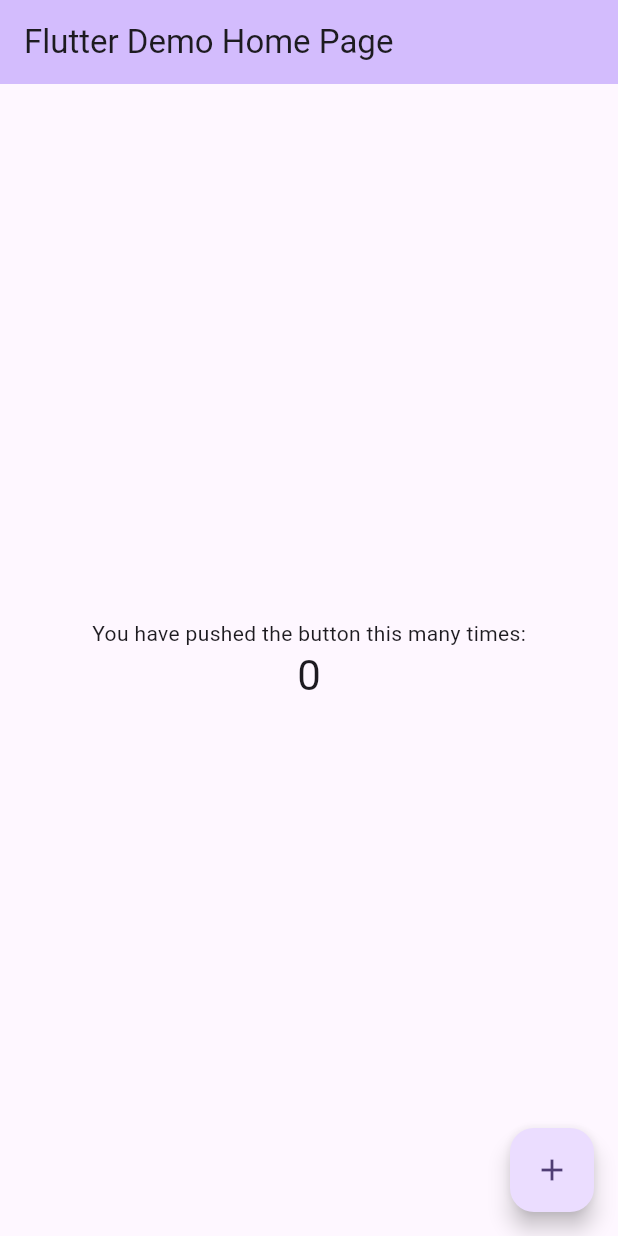
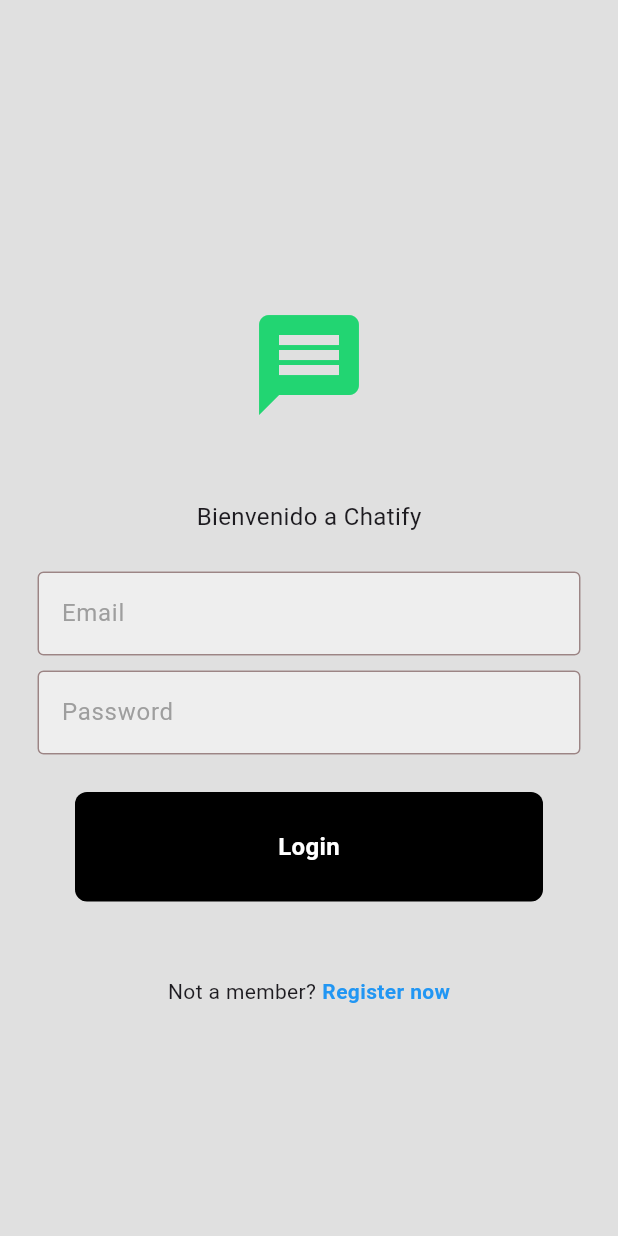
Before and after one commit to JesusLX/chatify, a Flutter app: the screen it shows after launch, on a phone screen of 412 x 824 dp. Run offline on Flutter 3.47's test engine with Material 3 defaults, Android fonts, the phone set to English and light mode, and no system bars; our stand-ins replace firebase_auth, firebase_core; accounts and stored records are empty.

Commit message:
login con firebase

```diff
--- /dev/null
+++ b/lib/components/my_button.dart
@@ -0,0 +1,33 @@
+import 'package:flutter/material.dart';
+
+class MyButton extends StatelessWidget {
+  final Function()? onTap;
+  final String text;
+  const MyButton({super.key, required this.onTap, required this.text});
+
+  @override
+  Widget build(BuildContext context) {
+    return GestureDetector(
+      onTap: onTap,
+      child: Container(
+        padding: const EdgeInsets.all(25),
+        margin: const EdgeInsets.symmetric(horizontal: 25),
+        decoration: BoxDecoration(
+          color: Colors.black,
+          borderRadius: BorderRadius.circular(8),
+        ),
+        child: Center(
+          child: Text(
+            text,
+            style: const TextStyle(
+              color: Colors.white,
+              fontWeight: FontWeight.bold,
+              fontSize: 16,
+            ),
+          ),
+        ),
+      ),
+    );
+  }
+
+}
--- /dev/null
+++ b/lib/components/my_text_field.dart
@@ -0,0 +1,33 @@
+import 'package:flutter/material.dart';
+
+class MyTextField extends StatelessWidget{
+  final TextEditingController controller;
+  final String hintText;
+  final bool obscureText;
+  const MyTextField({
+    super.key,
+    required this.controller,
+    required this.hintText,
+    required this.obscureText
+  }) ;
+
+  @override
+  Widget build(BuildContext context) {
+    return TextField(
+      controller: controller,
+      decoration: InputDecoration(
+        enabledBorder: const OutlineInputBorder(
+          borderSide: BorderSide(color: Color.fromARGB(255, 156, 133, 133)),
+        ),
+        focusedBorder: OutlineInputBorder(
+          borderSide: BorderSide(color: Colors.grey.shade400),
+        ),
+        fillColor: Colors.grey.shade200,
+        filled: true,
+        hintText: hintText,
+        hintStyle: const TextStyle(color: Colors.grey),
+      ),
+      obscureText: obscureText,
+    );
+  }
+}
--- a/lib/main.dart
+++ b/lib/main.dart
@@ -1,125 +1,26 @@
+import 'package:chatify/firebase_options.dart';
+import 'package:chatify/services/auth/auth_service.dart';
+import 'package:chatify/services/auth/login_or_register.dart';
+import 'package:firebase_core/firebase_core.dart';
 import 'package:flutter/material.dart';
+import 'package:provider/provider.dart';
 
-void main() {
-  runApp(const MyApp());
+void main() async{
+  WidgetsFlutterBinding.ensureInitialized();
+  await Firebase.initializeApp(options: DefaultFirebaseOptions.currentPlatform);
+  runApp(
+    ChangeNotifierProvider(create: (context)=> AuthService(), child: const MyApp())
+  );
 }
 
 class MyApp extends StatelessWidget {
   const MyApp({super.key});
 
-  // This widget is the root of your application.
   @override
   Widget build(BuildContext context) {
-    return MaterialApp(
-      title: 'Flutter Demo',
-      theme: ThemeData(
-        // This is the theme of your application.
-        //
-        // TRY THIS: Try running your application with "flutter run". You'll see
-        // the application has a purple toolbar. Then, without quitting the app,
-        // try changing the seedColor in the colorScheme below to Colors.green
-        // and then invoke "hot reload" (save your changes or press the "hot
-        // reload" button in a Flutter-supported IDE, or press "r" if you used
-        // the command line to start the app).
-        //
-        // Notice that the counter didn't reset back to zero; the application
-        // state is not lost during the reload. To reset the state, use hot
-        // restart instead.
-        //
-        // This works for code too, not just values: Most code changes can be
-        // tested with just a hot reload.
-        colorScheme: ColorScheme.fromSeed(seedColor: Colors.deepPurple),
-        useMaterial3: true,
-      ),
-      home: const MyHomePage(title: 'Flutter Demo Home Page'),
+    return const MaterialApp(
+      debugShowCheckedModeBanner: false,
+      home: LoginOrRegister(),
     );
   }
 }
-
-class MyHomePage extends StatefulWidget {
-  const MyHomePage({super.key, required this.title});
-
-  // This widget is the home page of your application. It is stateful, meaning
-  // that it has a State object (defined below) that contains fields that affect
-  // how it looks.
-
-  // This class is the configuration for the state. It holds the values (in this
-  // case the title) provided by the parent (in this case the App widget) and
-  // used by the build method of the State. Fields in a Widget subclass are
-  // always marked "final".
-
-  final String title;
-
-  @override
-  State<MyHomePage> createState() => _MyHomePageState();
-}
-
-class _MyHomePageState extends State<MyHomePage> {
-  int _counter = 0;
-
-  void _incrementCounter() {
-    setState(() {
-      // This call to setState tells the Flutter framework that something has
-      // changed in this State, which causes it to rerun the build method below
-      // so that the display can reflect the updated values. If we changed
-      // _counter without calling setState(), then the build method would not be
-      // called again, and so nothing would appear to happen.
-      _counter++;
-    });
-  }
-
-  @override
-  Widget build(BuildContext context) {
-    // This method is rerun every time setState is called, for instance as done
-    // by the _incrementCounter method above.
-    //
-    // The Flutter framework has been optimized to make rerunning build methods
-    // fast, so that you can just rebuild anything that needs updating rather
-    // than having to individually change instances of widgets.
-    return Scaffold(
-      appBar: AppBar(
-        // TRY THIS: Try changing the color here to a specific color (to
-        // Colors.amber, perhaps?) and trigger a hot reload to see the AppBar
-        // change color while the other colors stay the same.
-        backgroundColor: Theme.of(context).colorScheme.inversePrimary,
-        // Here we take the value from the MyHomePage object that was created by
-        // the App.build method, and use it to set our appbar title.
-        title: Text(widget.title),
-      ),
-      body: Center(
-        // Center is a layout widget. It takes a single child and positions it
-        // in the middle of the parent.
-        child: Column(
-          // Column is also a layout widget. It takes a list of children and
-          // arranges them vertically. By default, it sizes itself to fit its
-          // children horizontally, and tries to be as tall as its parent.
-          //
-          // Column has various properties to control how it sizes itself and
-          // how it positions its children. Here we use mainAxisAlignment to
-          // center the children vertically; the main axis here is the vertical
-          // axis because Columns are vertical (the cross axis would be
-          // horizontal).
-          //
-          // TRY THIS: Invoke "debug painting" (choose the "Toggle Debug Paint"
-          // action in the IDE, or press "p" in the console), to see the
-          // wireframe for each widget.
-          mainAxisAlignment: MainAxisAlignment.center,
-          children: <Widget>[
-            const Text(
-              'You have pushed the button this many times:',
-            ),
-            Text(
-              '$_counter',
-              style: Theme.of(context).textTheme.headlineMedium,
-            ),
-          ],
-        ),
-      ),
-      floatingActionButton: FloatingActionButton(
-        onPressed: _incrementCounter,
-        tooltip: 'Increment',
-        child: const Icon(Icons.add),
-      ), // This trailing comma makes auto-formatting nicer for build methods.
-    );
-  }
-}
--- /dev/null
+++ b/lib/pages/login_page.dart
@@ -0,0 +1,101 @@
+import 'package:chatify/components/my_button.dart';
+import 'package:chatify/components/my_text_field.dart';
+import 'package:chatify/services/auth/auth_service.dart';
+import 'package:flutter/material.dart';
+import 'package:provider/provider.dart';
+
+class LoginPage extends StatefulWidget {
+  final Function()? onTap;
+  const LoginPage({super.key, required this.onTap});
+
+  @override
+  State<LoginPage> createState() => _LoginPageState();
+}
+
+class _LoginPageState extends State<LoginPage> {
+  //Text controller
+  final TextEditingController emailController = TextEditingController();
+  final TextEditingController passwordController = TextEditingController();
+
+  //Sign in method
+  void logIn() async {
+    final authSercice = Provider.of<AuthService>(context, listen: false);
+
+    try {
+      await authSercice.signInWithEmailAndPassword(
+          emailController.text, passwordController.text);
+    } catch (e) {
+      ScaffoldMessenger.of(context).showSnackBar(
+        SnackBar(
+          content: Text(
+            e.toString(),
+          ),
+        ),
+      );
+    }
+  }
+
+  @override
+  Widget build(BuildContext context) {
+    return Scaffold(
+      backgroundColor: Colors.grey[300],
+      body: SafeArea(
+        child: Center(
+          child: Padding(
+            padding: const EdgeInsets.symmetric(horizontal: 25.0),
+            child: Column(
+              mainAxisAlignment: MainAxisAlignment.center,
+              children: [
+                const SizedBox(height: 50),
+                const Icon(
+                  Icons.message,
+                  size: 80,
+                  color: Color.fromARGB(255, 34, 213, 114),
+                ),
+                const SizedBox(height: 50),
+                const Text(
+                  "Bienvenido a Chatify",
+                  style: TextStyle(
+                    fontSize: 16,
+                  ),
+                ),
+                const SizedBox(height: 25),
+                MyTextField(
+                  controller: emailController,
+                  hintText: 'Email',
+                  obscureText: false,
+                ),
+                const SizedBox(height: 10),
+                MyTextField(
+                  controller: passwordController,
+                  hintText: 'Password',
+                  obscureText: true,
+                ),
+                const SizedBox(height: 25),
+                MyButton(text: 'Login', onTap: logIn),
+                const SizedBox(height: 50),
+                Row(
+                  mainAxisAlignment: MainAxisAlignment.center,
+                  children: [
+                    const Text('Not a member?'),
+                    const SizedBox(width: 4),
+                    GestureDetector(
+                      onTap: widget.onTap,
+                      child: const Text(
+                        'Register now',
+                        style: TextStyle(
+                          fontWeight: FontWeight.bold,
+                          color: Colors.blue,
+                        ),
+                      ),
+                    )
+                  ],
+                )
+              ],
+            ),
+          ),
+        ),
+      ),
+    );
+  }
+}
--- /dev/null
+++ b/lib/services/auth/auth_service.dart
@@ -0,0 +1,15 @@
+import 'package:firebase_auth/firebase_auth.dart';
+import 'package:flutter/material.dart';
+
+class AuthService extends ChangeNotifier{
+  final FirebaseAuth _auth = FirebaseAuth.instance;
+
+  Future<UserCredential> signInWithEmailAndPassword(String email, String password) async {
+    try {
+      UserCredential userCredential = await _auth.signInWithEmailAndPassword(email: email, password: password);
+      return userCredential;
+    } on FirebaseAuthException catch (e) {
+      throw Exception(e.code);
+    }
+  }
+}
--- /dev/null
+++ b/lib/services/auth/login_or_register.dart
@@ -0,0 +1,28 @@
+import 'package:chatify/pages/login_page.dart';
+import 'package:chatify/pages/register_page.dart';
+import 'package:flutter/material.dart';
+
+class LoginOrRegister extends StatefulWidget {
+  const LoginOrRegister({super.key});
+
+  @override
+  State<LoginOrRegister> createState() => _LoginOrRegisterState();
+}
+
+class _LoginOrRegisterState extends State<LoginOrRegister> {
+  bool showLoginPage = true;
+  void togglePages() {
+    setState(() {
+      showLoginPage = !showLoginPage;
+    });
+  }
+
+  @override
+  Widget build(BuildContext context) {
+    if (showLoginPage) {
+      return LoginPage(onTap: togglePages);
+    } else {
+      return RegisterPage(onTap: togglePages);
+    }
+  }
+}
```
Also changed, not shown: lib/pages/home_page.dart (added, +17 -0 lines), lib/pages/register_page.dart (added, +93 -0 lines), lib/services/auth/auth_gate.dart (added, +24 -0 lines).
